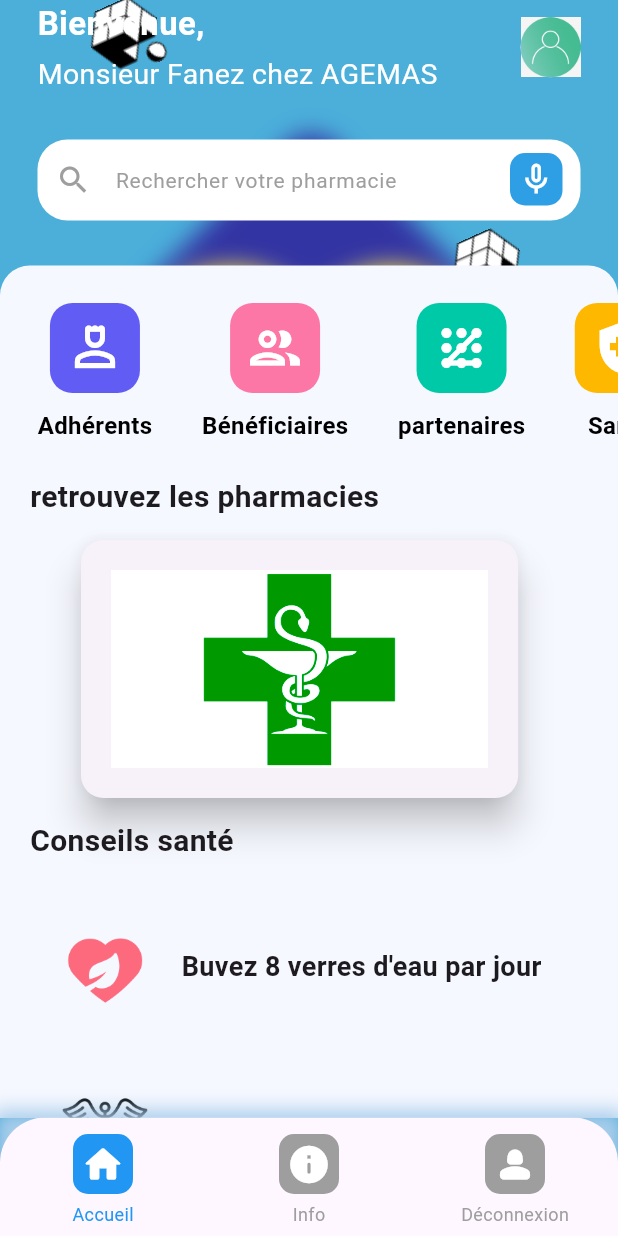
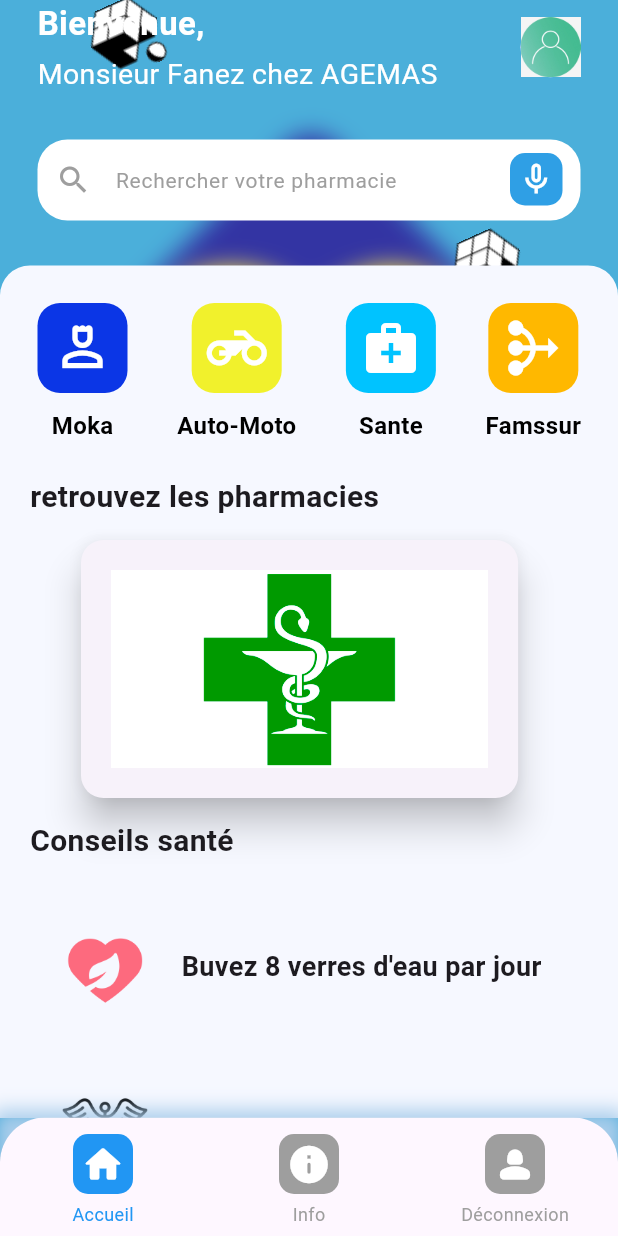
Before and after one commit to MonsieurATTA/MyAgemasAPP, a Flutter app: the screen it shows after launch, on a phone screen of 412 x 824 dp. Run offline on Flutter 3.47's test engine with Material 3 defaults, Android fonts, the light colour scheme and no system bars.

Commit message:
Mise a jour 10-11-2025

```diff
--- a/lib/Pages/home/Home.dart
+++ b/lib/Pages/home/Home.dart
@@ -1,9 +1,11 @@
 import 'dart:ui';
-
 import 'package:flutter/material.dart';
 import 'package:myagemas/Pages/home/widgets/Headers.dart';
 import 'package:myagemas/Pages/home/widgets/category.dart';
 import 'package:myagemas/Pages/home/widgets/recherche.dart';
+
+//A LIRE
+//OBJECTIF DE LA PAGE : La page global d'écran où j'appelle le header.dart(profil), recherche.dart(barre de recherche), category.dart(adhrt, benef, pharmacie, conseilsante)
 
 // Page d'accueil de l'application
 class HomePage extends StatelessWidget {
--- a/lib/Pages/home/widgets/Headers.dart
+++ b/lib/Pages/home/widgets/Headers.dart
@@ -1,4 +1,7 @@
 import 'package:flutter/material.dart';
+
+//A lIRE
+// OBJECTIF DE CETTE PAGE : J'affiche le debut de page avec le profile
 
 class HeaderSection extends StatelessWidget {
   const HeaderSection({super.key});
--- a/lib/Pages/home/widgets/Produits.dart
+++ b/lib/Pages/home/widgets/Produits.dart
@@ -1,6 +1,9 @@
 import 'package:flutter/material.dart';
 import 'package:myagemas/Pages/detail/affichecommune.dart';
 import 'package:myagemas/models/assurance.dart';
+
+//A Lire
+// OBJET DE CETTE PARTIE : C'est là où on clique pour afficher la liste des commune pour pouvoir retrouver les pharmacies
 
 class Produits extends StatelessWidget {
   Produits({super.key});
--- a/lib/Pages/home/widgets/category.dart
+++ b/lib/Pages/home/widgets/category.dart
@@ -1,7 +1,15 @@
 import 'package:flutter/material.dart';
+import 'package:myagemas/Pages/detail/pageautomoto.dart';
+import 'package:myagemas/Pages/detail/pagefamssur.dart';
+import 'package:myagemas/Pages/detail/pagemrh.dart';
+import 'package:myagemas/Pages/detail/pagesante.dart';
 import 'package:myagemas/Pages/home/widgets/Produits.dart';
 import 'package:myagemas/Pages/home/widgets/conseilsante.dart';
+import 'package:myagemas/Pages/detail/pagmoka.dart';
 /* import 'package:myagemas/Pages/home/widgets/Produits.dart'; */
+
+//A LIRE
+// LA page (Blanche) où j'appelle deux sous page "produit.dart","Conseilsante.dart" et j'affiche toues les inforamations sur les contrats d'assuarance
 
 class Category extends StatelessWidget {
   Category({super.key});
@@ -9,23 +17,28 @@
   final categories = [
     {
       'icon': Icons.person_4_outlined,
-      'label': 'Adhérents',
-      'color': Color(0xFF605CF4),
+      'label': 'Moka',
+      'color': Color.fromARGB(255, 11, 54, 230),
     },
     {
-      'icon': Icons.people_outline_sharp,
-      'label': 'Bénéficiaires',
-      'color': Color(0xFFFC77A6),
+      'icon': Icons.motorcycle_sharp,
+      'label': 'Auto-Moto',
+      'color': Color.fromARGB(255, 241, 241, 44),
     },
     {
-      'icon': Icons.pattern_outlined,
-      'label': 'partenaires',
-      'color': Color(0xFF00C9A7),
+      'icon': Icons.medical_services,
+      'label': 'Sante',
+      'color': Color.fromARGB(255, 0, 195, 255),
     },
     {
-      'icon': Icons.health_and_safety,
-      'label': 'Santé',
+      'icon': Icons.mediation_outlined,
+      'label': 'Famssur',
       'color': Color(0xFFFFB800),
+    },
+    {
+      'icon': Icons.house,
+      'label': 'MRH',
+      'color': Color.fromARGB(255, 117, 221, 47),
     },
   ];
 
@@ -53,7 +66,36 @@
                 horizontal: 25,
               ), // Especment à gauche à droite
               scrollDirection: Axis.horizontal,
-              itemBuilder: ((context, index) => Column(
+              itemBuilder: ((context, index) {
+                final String label = categories[index]['label'] as String;
+                return InkWell(
+                  borderRadius: BorderRadius.circular(15),
+                  onTap: () {
+                    if (label == 'Moka') {
+                      Navigator.of(context).push(
+                        MaterialPageRoute(
+                          builder: (_) => const PageadherentMOKA(),
+                        ),
+                      );
+                    } else if (label == 'Auto-Moto') {
+                      Navigator.of(context).push(
+                        MaterialPageRoute(builder: (_) => const PageAutoMoto()),
+                      );
+                    } else if (label == 'Sante') {
+                      Navigator.of(context).push(
+                        MaterialPageRoute(builder: (_) => const PageSante()),
+                      );
+                    } else if (label == 'Famssur') {
+                      Navigator.of(context).push(
+                        MaterialPageRoute(builder: (_) => const PageFamssur()),
+                      );
+                    } else if (label == 'MRH') {
+                      Navigator.of(context).push(
+                        MaterialPageRoute(builder: (_) => const PageMRH()),
+                      );
+                    }
+                  },
+                  child: Column(
                     children: [
                       const SizedBox(height: 25),
                       Container(
@@ -70,7 +112,7 @@
                       ),
                       const SizedBox(height: 10),
                       Text(
-                    categories[index]['label'] as String,
+                        label,
                         style: TextStyle(
                           color: Colors.black,
                           fontWeight: FontWeight.bold,
@@ -78,7 +120,9 @@
                         ),
                       ),
                     ],
-              )),
+                  ),
+                );
+              }),
               separatorBuilder: ((context, index) => const SizedBox(width: 33)),
               itemCount: categories.length,
             ),
--- a/lib/models/assurance.dart
+++ b/lib/models/assurance.dart
@@ -1,3 +1,5 @@
+//LES OBJET QUE J'UTILISE POUR POUR LE BODY DU BOUTON PHARMACIE DANS PRODUIT.DART
+
 class Assurance {
   String bgImage;
   String icon;
```
Also changed, not shown: lib/Pages/detail/pageautomoto.dart (added, +29 -0 lines), lib/Pages/detail/pagebeneficiaire.dart (added, +10 -0 lines), lib/Pages/detail/pagefamssur.dart (added, +29 -0 lines), lib/Pages/detail/pagemrh.dart (added, +26 -0 lines), lib/Pages/detail/pagesante.dart (added, +26 -0 lines), lib/Pages/detail/pagmoka.dart (added, +10 -0 lines). Lines whose indentation alone changed are shown as unchanged.
